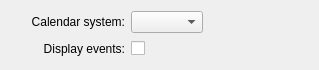
The window that libs/plasmaclock/calendarConfig.ui (mgottschlag/kwin-tiling) describes before a commit, drawn with Qt 5.
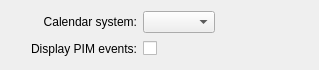
The same window after the commit. Custom widgets are drawn as their Qt base class.

Commit message:
"events" is too vague for users, change to "PIM events"
CCBUG:282688

The edit to the form file:
```diff
--- a/libs/plasmaclock/calendarConfig.ui
+++ b/libs/plasmaclock/calendarConfig.ui
@@ -73,7 +73,7 @@
    <item row="1" column="1">
     <widget class="QLabel" name="label">
      <property name="text">
-      <string>Display events:</string>
+      <string>Display PIM events:</string>
      </property>
      <property name="alignment">
       <set>Qt::AlignRight|Qt::AlignTrailing|Qt::AlignVCenter</set>
```
The commit also changes 1 other file.
